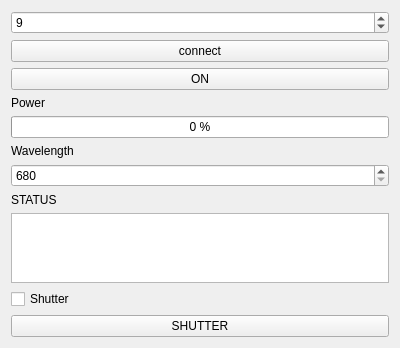
Before: the Qt Designer form laser.ui in xkronosua/microV, drawn with Qt 5.
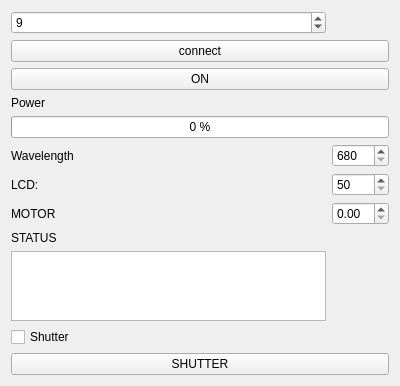
After: the same form once the commit is applied.

Patch:
```diff
--- a/laser.ui
+++ b/laser.ui
@@ -17,15 +17,8 @@
    <item row="0" column="0">
     <layout class="QHBoxLayout" name="horizontalLayout">
      <item>
-      <layout class="QVBoxLayout" name="verticalLayout">
-       <item>
-        <widget class="QSpinBox" name="port">
-         <property name="value">
-          <number>9</number>
-         </property>
-        </widget>
-       </item>
-       <item>
+      <layout class="QGridLayout" name="gridLayout_2">
+       <item row="1" column="0" colspan="2">
         <widget class="QPushButton" name="connect">
          <property name="text">
           <string>connect</string>
@@ -35,24 +28,7 @@
          </property>
         </widget>
        </item>
-       <item>
-        <widget class="QPushButton" name="onOff">
-         <property name="text">
-          <string>ON</string>
-         </property>
-         <property name="checkable">
-          <bool>true</bool>
-         </property>
-        </widget>
-       </item>
-       <item>
-        <widget class="QLabel" name="power">
-         <property name="text">
-          <string>Power</string>
-         </property>
-        </widget>
-       </item>
-       <item>
+       <item row="4" column="0" colspan="2">
         <widget class="QProgressBar" name="powerMeter">
          <property name="maximum">
           <number>3</number>
@@ -71,14 +47,24 @@
          </property>
         </widget>
        </item>
-       <item>
-        <widget class="QLabel" name="label">
+       <item row="13" column="0" colspan="2">
+        <widget class="QPushButton" name="switchShutter">
          <property name="text">
-          <string>Wavelength</string>
+          <string>SHUTTER</string>
          </property>
+         <property name="checkable">
+          <bool>false</bool>
+         </property>
         </widget>
        </item>
-       <item>
+       <item row="3" column="0">
+        <widget class="QLabel" name="power">
+         <property name="text">
+          <string>Power</string>
+         </property>
+        </widget>
+       </item>
+       <item row="5" column="1">
         <widget class="QSpinBox" name="wavelength">
          <property name="keyboardTracking">
           <bool>false</bool>
@@ -91,17 +77,34 @@
          </property>
         </widget>
        </item>
-       <item>
+       <item row="2" column="0" colspan="2">
+        <widget class="QPushButton" name="onOff">
+         <property name="text">
+          <string>ON</string>
+         </property>
+         <property name="checkable">
+          <bool>true</bool>
+         </property>
+        </widget>
+       </item>
+       <item row="0" column="0">
+        <widget class="QSpinBox" name="port">
+         <property name="value">
+          <number>9</number>
+         </property>
+        </widget>
+       </item>
+       <item row="10" column="0">
+        <widget class="QPlainTextEdit" name="laserLog"/>
+       </item>
+       <item row="9" column="0">
         <widget class="QLabel" name="status">
          <property name="text">
           <string>STATUS</string>
          </property>
         </widget>
        </item>
-       <item>
-        <widget class="QPlainTextEdit" name="laserLog"/>
-       </item>
-       <item>
+       <item row="11" column="0">
         <widget class="QCheckBox" name="shutter">
          <property name="text">
           <string>Shutter</string>
@@ -114,12 +117,46 @@
          </property>
         </widget>
        </item>
-       <item>
-        <widget class="QPushButton" name="switchShutter">
+       <item row="7" column="1">
+        <widget class="QSpinBox" name="LCD_brightness">
+         <property name="keyboardTracking">
+          <bool>false</bool>
+         </property>
+         <property name="minimum">
+          <number>50</number>
+         </property>
+         <property name="maximum">
+          <number>255</number>
+         </property>
+         <property name="value">
+          <number>50</number>
+         </property>
+        </widget>
+       </item>
+       <item row="5" column="0">
+        <widget class="QLabel" name="label">
          <property name="text">
-          <string>SHUTTER</string>
+          <string>Wavelength</string>
          </property>
-         <property name="checkable">
+        </widget>
+       </item>
+       <item row="7" column="0">
+        <widget class="QLabel" name="label_2">
+         <property name="text">
+          <string>LCD:</string>
+         </property>
+        </widget>
+       </item>
+       <item row="8" column="0">
+        <widget class="QLabel" name="label_3">
+         <property name="text">
+          <string>MOTOR</string>
+         </property>
+        </widget>
+       </item>
+       <item row="8" column="1">
+        <widget class="QDoubleSpinBox" name="motorPos">
+         <property name="keyboardTracking">
           <bool>false</bool>
          </property>
         </widget>
```
